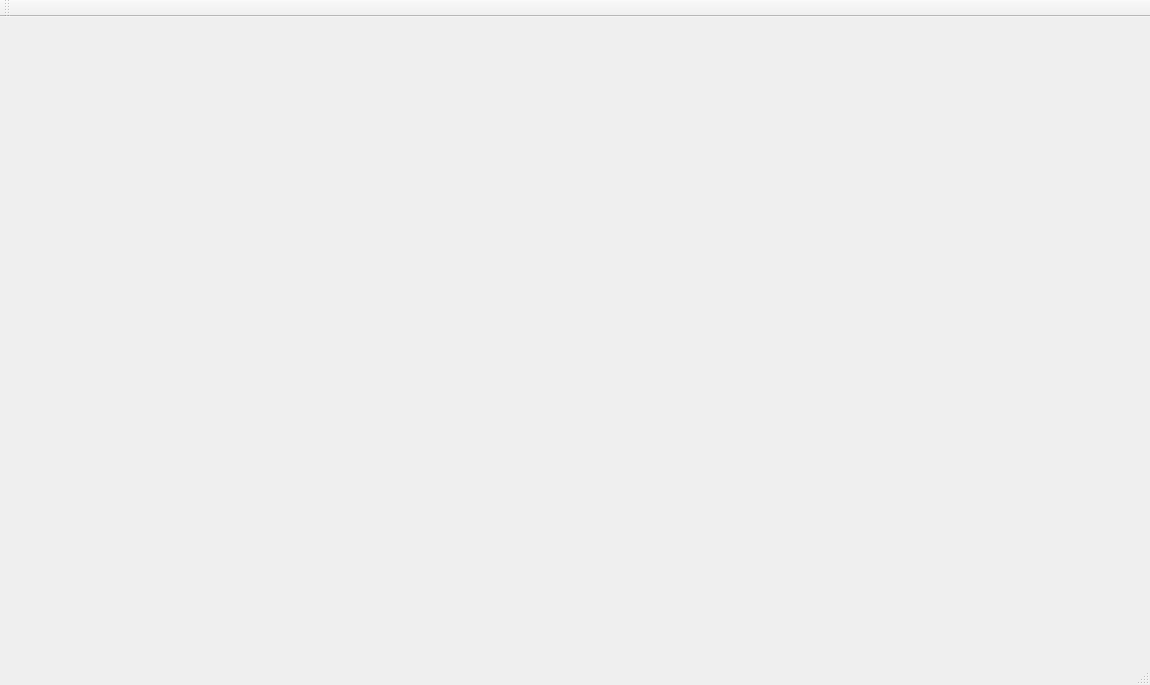
This is learningQtPositionning/mainwindow.ui in PhilippeDusseaux/learning as Qt 5 draws it before an edit. The edited form follows.
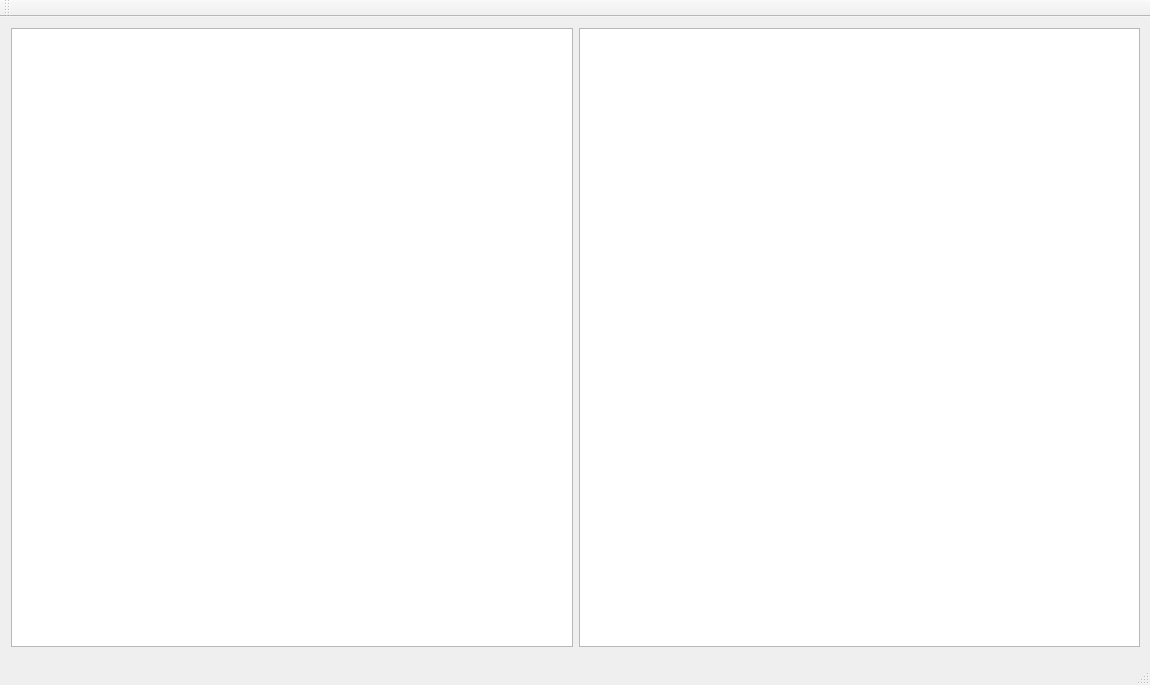
This is the edited form.

```diff
--- a/learningQtPositionning/mainwindow.ui
+++ b/learningQtPositionning/mainwindow.ui
@@ -14,6 +14,12 @@
    <string>MainWindow</string>
   </property>
   <widget class="QWidget" name="centralWidget">
+   <property name="sizePolicy">
+    <sizepolicy hsizetype="Expanding" vsizetype="Expanding">
+     <horstretch>0</horstretch>
+     <verstretch>0</verstretch>
+    </sizepolicy>
+   </property>
    <widget class="QWidget" name="gridLayoutWidget">
     <property name="geometry">
      <rect>
@@ -23,7 +29,24 @@
       <height>641</height>
      </rect>
     </property>
-    <layout class="QGridLayout" name="gridLayout"/>
+    <layout class="QGridLayout" name="gridLayout">
+     <item row="0" column="1">
+      <widget class="QGraphicsView" name="graphicsView">
+       <property name="sizeAdjustPolicy">
+        <enum>QAbstractScrollArea::AdjustToContents</enum>
+       </property>
+       <property name="alignment">
+        <set>Qt::AlignCenter</set>
+       </property>
+       <property name="transformationAnchor">
+        <enum>QGraphicsView::NoAnchor</enum>
+       </property>
+      </widget>
+     </item>
+     <item row="0" column="0">
+      <widget class="QTextEdit" name="textEdit"/>
+     </item>
+    </layout>
    </widget>
   </widget>
   <widget class="QMenuBar" name="menuBar">
```
